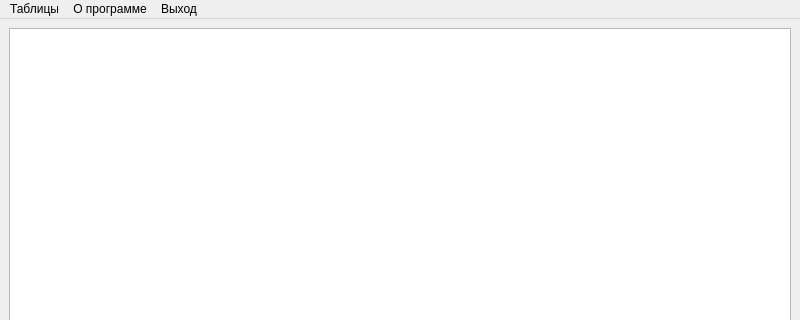
The window that forms/commonwindow.ui (haskinthg/KP_CRUD) describes before a commit, drawn with Qt 5; both pictures show x 0 to 800 and y 0 to 320 of the 800 by 562 pixel window.
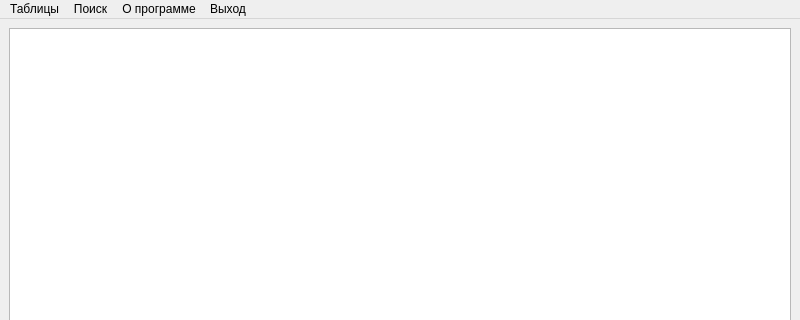
The same window after the commit.

Patch:
```diff
--- a/forms/commonwindow.ui
+++ b/forms/commonwindow.ui
@@ -93,7 +93,14 @@
     <addaction name="pos"/>
     <addaction name="pks"/>
    </widget>
+   <widget class="QMenu" name="menu">
+    <property name="title">
+     <string>Поиск</string>
+    </property>
+    <addaction name="action"/>
+   </widget>
    <addaction name="tables"/>
+   <addaction name="menu"/>
    <addaction name="about"/>
    <addaction name="logout"/>
   </widget>
```
Left out of the diff: 5 changed lines with no effect on the pictures.
